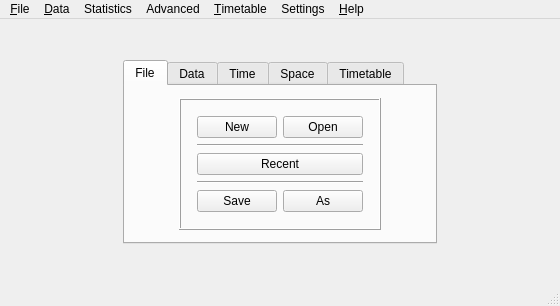
Above: src/interface/fetmainform_template.ui from janLo/FET before the change. Below: the same form after it.
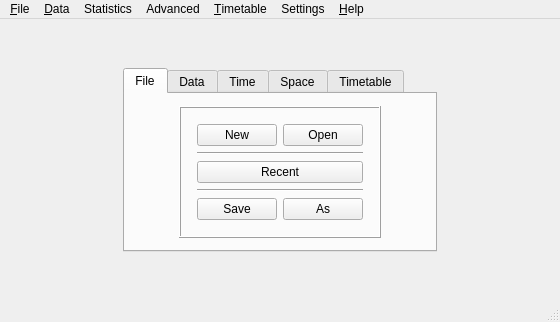
That is the form after the change.

```diff
--- a/src/interface/fetmainform_template.ui
+++ b/src/interface/fetmainform_template.ui
@@ -7,7 +7,7 @@
     <x>0</x>
     <y>0</y>
     <width>560</width>
-    <height>306</height>
+    <height>322</height>
    </rect>
   </property>
   <widget class="QWidget" name="mainwidget">
```
Left out of the diff: 116 changed lines with no effect on the pictures.
